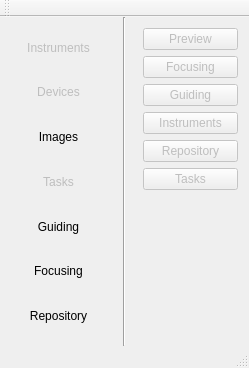
First picture: the form in snowgui/snowgui/main/mainwindow.ui, repository AndreasFMueller/AstroPhotography, before the edit.
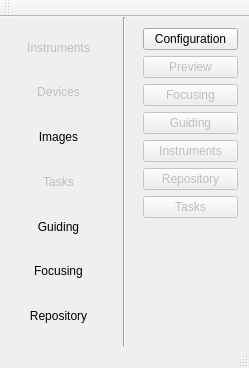
Second picture: the form after the edit.

Commit message: add hooks for calibration application

The edit to the form file:
```diff
--- a/snowgui/snowgui/main/mainwindow.ui
+++ b/snowgui/snowgui/main/mainwindow.ui
@@ -164,27 +164,27 @@
     <item>
      <widget class="QWidget" name="appsWidget" native="true">
       <layout class="QGridLayout" name="gridLayout">
-       <item row="0" column="0">
-        <widget class="QPushButton" name="appPreviewButton">
+       <item row="3" column="0">
+        <widget class="QPushButton" name="appGuidingButton">
          <property name="enabled">
           <bool>false</bool>
          </property>
          <property name="text">
-          <string>Preview</string>
+          <string>Guiding</string>
          </property>
         </widget>
        </item>
-       <item row="1" column="0">
-        <widget class="QPushButton" name="appFocusingButton">
+       <item row="5" column="0">
+        <widget class="QPushButton" name="appRepositoryButton">
          <property name="enabled">
           <bool>false</bool>
          </property>
          <property name="text">
-          <string>Focusing</string>
+          <string>Repository</string>
          </property>
         </widget>
        </item>
-       <item row="6" column="0">
+       <item row="7" column="0">
         <spacer name="verticalSpacer">
          <property name="orientation">
           <enum>Qt::Vertical</enum>
@@ -197,37 +197,27 @@
          </property>
         </spacer>
        </item>
-       <item row="3" column="0">
-        <widget class="QPushButton" name="appInstrumentsButton">
-         <property name="enabled">
-          <bool>false</bool>
-         </property>
-         <property name="text">
-          <string>Instruments</string>
-         </property>
-        </widget>
-       </item>
        <item row="2" column="0">
-        <widget class="QPushButton" name="appGuidingButton">
+        <widget class="QPushButton" name="appFocusingButton">
          <property name="enabled">
           <bool>false</bool>
          </property>
          <property name="text">
-          <string>Guiding</string>
+          <string>Focusing</string>
          </property>
         </widget>
        </item>
-       <item row="4" column="0">
-        <widget class="QPushButton" name="appRepositoryButton">
+       <item row="1" column="0">
+        <widget class="QPushButton" name="appPreviewButton">
          <property name="enabled">
           <bool>false</bool>
          </property>
          <property name="text">
-          <string>Repository</string>
+          <string>Preview</string>
          </property>
         </widget>
        </item>
-       <item row="5" column="0">
+       <item row="6" column="0">
         <widget class="QPushButton" name="appTasksButton">
          <property name="enabled">
           <bool>false</bool>
@@ -237,6 +227,26 @@
          </property>
         </widget>
        </item>
+       <item row="4" column="0">
+        <widget class="QPushButton" name="appInstrumentsButton">
+         <property name="enabled">
+          <bool>false</bool>
+         </property>
+         <property name="text">
+          <string>Instruments</string>
+         </property>
+        </widget>
+       </item>
+       <item row="0" column="0">
+        <widget class="QPushButton" name="appConfigurationButton">
+         <property name="enabled">
+          <bool>true</bool>
+         </property>
+         <property name="text">
+          <string>Configuration</string>
+         </property>
+        </widget>
+       </item>
       </layout>
      </widget>
     </item>
```
Left out of the diff: 2 changed lines with no effect on the pictures. The commit also changes 2 other files.
